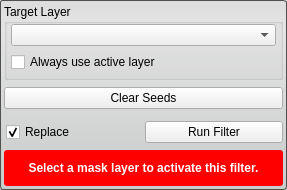
This is src/Interface/ToolInterface/FillHolesFilterInterface.ui in jessdtate/Seg3D as Qt 5 draws it before an edit. The edited form follows.
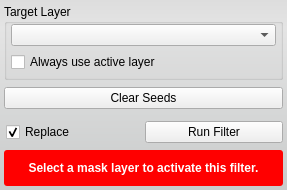
This is the edited form. Custom widgets are drawn as their Qt base class.

Patch:
```diff
--- a/src/Interface/ToolInterface/FillHolesFilterInterface.ui
+++ b/src/Interface/ToolInterface/FillHolesFilterInterface.ui
@@ -28,7 +28,6 @@
   <property name="styleSheet">
    <string notr="true">QWidget#FillHolesFilterInterface{
 	border-radius: 3px;
-	border: 1px solid rgb(80, 80,80);
 	background-color: qlineargradient(spread:pad, x1:0.5, y1:0, x2:0.5, y2:0.960227, stop:0 rgba(221, 221, 221, 255), stop:0.155779 rgba(228, 228, 228, 255), stop:1 rgba(202, 204, 204, 255));      
 }</string>
   </property>
```
